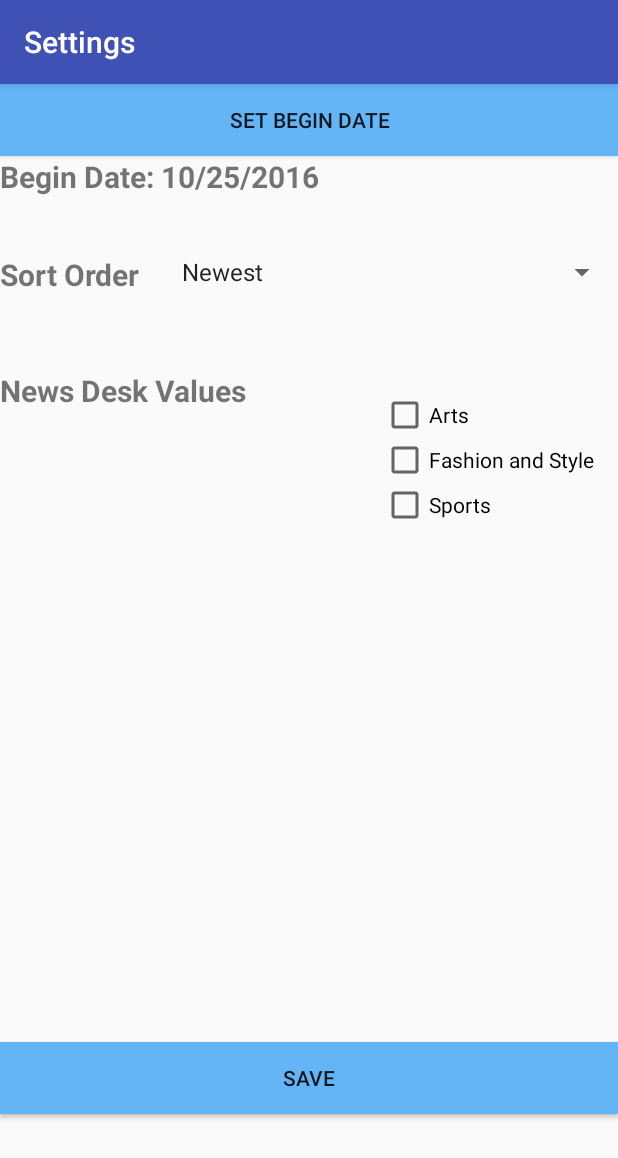
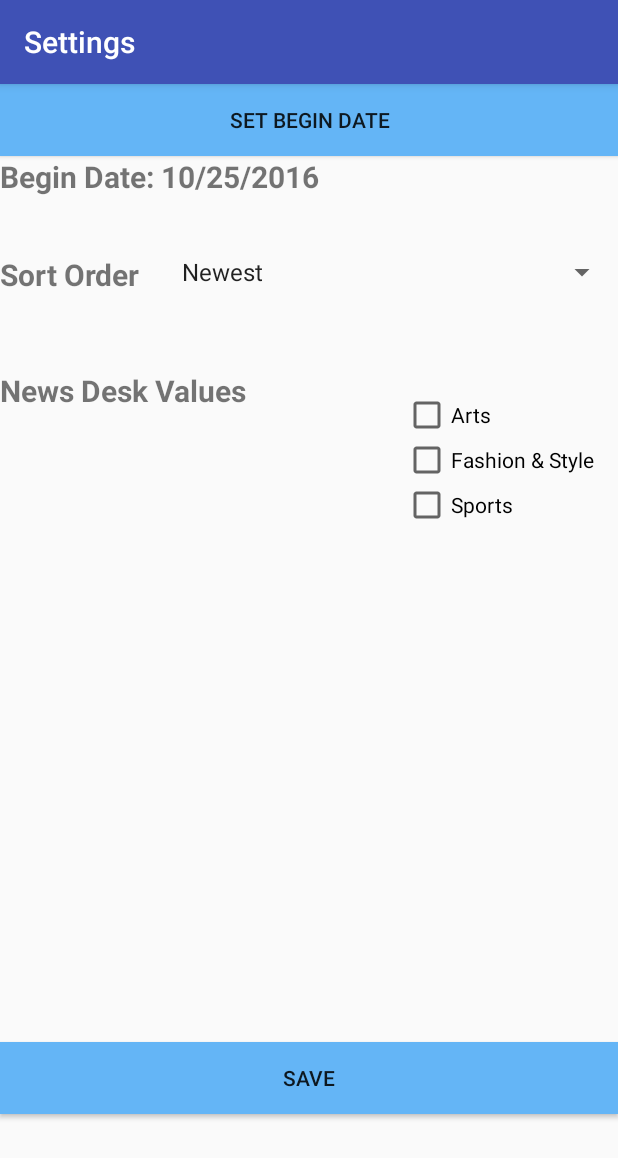
Before and after one commit to oec08/NyTimesSearch, an Android app: the screen it shows after launch (SettingsActivity), after a tap on "Settings", on a phone screen of 412 x 824 dp. Shown: the top 1158 px of the screen. Run offline under Robolectric (Android 15) with nearby library versions, the phone set to English and light mode, and no system bars; our stand-ins replace Picasso; libraries missing offline, so code that uses them is left out: com.loopj.android, cz.msebera.android; pictures from the network do not load.

Commit message:
updates to UI and functionality

```diff
--- a/app/src/main/AndroidManifest.xml
+++ b/app/src/main/AndroidManifest.xml
@@ -3,6 +3,7 @@
     package="com.ocarty.nytimessearch">
 
     <uses-permission android:name="android.permission.INTERNET" />
+    <uses-permission android:name="android.permission.ACCESS_NETWORK_STATE" />
 
     <application
         android:allowBackup="true"
--- a/app/src/main/java/com/ocarty/nytimessearch/activities/SearchActivity.java
+++ b/app/src/main/java/com/ocarty/nytimessearch/activities/SearchActivity.java
@@ -1,6 +1,9 @@
 package com.ocarty.nytimessearch.activities;
 
+import android.content.Context;
 import android.content.Intent;
+import android.net.ConnectivityManager;
+import android.net.NetworkInfo;
 import android.os.Bundle;
 import android.support.v7.app.AppCompatActivity;
 import android.support.v7.widget.Toolbar;
@@ -27,7 +30,6 @@ import org.json.JSONException;
 import org.json.JSONObject;
 
 import java.util.ArrayList;
-import java.util.Locale;
 
 import cz.msebera.android.httpclient.Header;
 
@@ -52,6 +54,7 @@ public class SearchActivity extends AppCompatActivity {
         Toolbar toolbar = (Toolbar) findViewById(R.id.toolbar);
         toolbar.setTitle(getApplicationContext().getResources().getString(R.string.news_search_toolbar));
         setSupportActionBar(toolbar);
+
         setUpViews();
         gvResults.setOnScrollListener(new EndlessScrollListener() {
             @Override
@@ -160,6 +163,20 @@ public class SearchActivity extends AppCompatActivity {
 
         if (id == R.id.action_settings) {
             Intent intent = new Intent(this, SettingsActivity.class);
+            intent.putExtra("beginDate", date);
+            ArrayList<String> newsDeskValues = new ArrayList<>();
+            if(isSportsChecked) {
+                newsDeskValues.add("Sports");
+            }
+            if(isFashionAndDesignChecked) {
+                newsDeskValues.add("Fashion & Style");
+            }
+            if(isArtsChecked) {
+                newsDeskValues.add("Arts");
+            }
+            intent.putStringArrayListExtra("newsDeskValues", newsDeskValues);
+            intent.putExtra("sortOrder", selectedSpinnerValue);
+
             startActivityForResult(intent, REQUEST_CODE);
             return true;
         }
@@ -168,6 +185,9 @@ public class SearchActivity extends AppCompatActivity {
     }
 
     public void onArticleSearch(View view) {
+        if(!isDeviceOnline()) {
+            Toast.makeText(getApplicationContext(), "Please get Internet Access before Searching", Toast.LENGTH_LONG).show();
+        }
         String query = etQuery.getText().toString();
         articles.clear();
         arrayAdapter.notifyDataSetChanged();
@@ -235,4 +255,15 @@ public class SearchActivity extends AppCompatActivity {
             date = (data.getExtras().getString("date"));
         }
     }
+
+    /**
+     * Checks for internet access
+     * @return true if internet access is there, false otherwise
+     */
+    public boolean isDeviceOnline() {
+        ConnectivityManager cm =
+                (ConnectivityManager) getSystemService(Context.CONNECTIVITY_SERVICE);
+        NetworkInfo netInfo = cm.getActiveNetworkInfo();
+        return netInfo != null && netInfo.isConnectedOrConnecting();
+    }
 }
--- a/app/src/main/java/com/ocarty/nytimessearch/activities/SettingsActivity.java
+++ b/app/src/main/java/com/ocarty/nytimessearch/activities/SettingsActivity.java
@@ -59,7 +59,6 @@ public class SettingsActivity extends AppCompatActivity implements AdapterView.O
         setCheckBoxValues();
         setUpIntialCalendar();
 
-
         saveButton.setOnClickListener(new View.OnClickListener() {
             @Override
             public void onClick(View view) {
@@ -85,9 +84,9 @@ public class SettingsActivity extends AppCompatActivity implements AdapterView.O
 
 
     }
+
     private void setUpSpinner() {
         sortOrderSpinner.setOnItemSelectedListener(this);
-
         List<String> sortOrder = new ArrayList<String>();
         sortOrder.add("Newest");
         sortOrder.add("Oldest");
--- a/app/src/main/res/layout/content_search.xml
+++ b/app/src/main/res/layout/content_search.xml
@@ -17,6 +17,7 @@
         android:text="@string/search"
         android:layout_width="wrap_content"
         android:layout_height="wrap_content"
+        android:background="#64B5F6"
         android:onClick="onArticleSearch"
         android:layout_alignParentTop="true"
         android:layout_alignParentEnd="true"
--- a/app/src/main/res/values/strings.xml
+++ b/app/src/main/res/values/strings.xml
@@ -86,6 +86,6 @@
     <string name="btnSave">Save</string>
     <string name="newsDesk">News Desk Value</string>
     <string name="arts">Arts</string>
-    <string name="fashionAndStyle">Fashion and Style</string>
+    <string name="fashionAndStyle">Fashion &amp; Style</string>
     <string name="sports">Sports</string>
 </resources>
```
